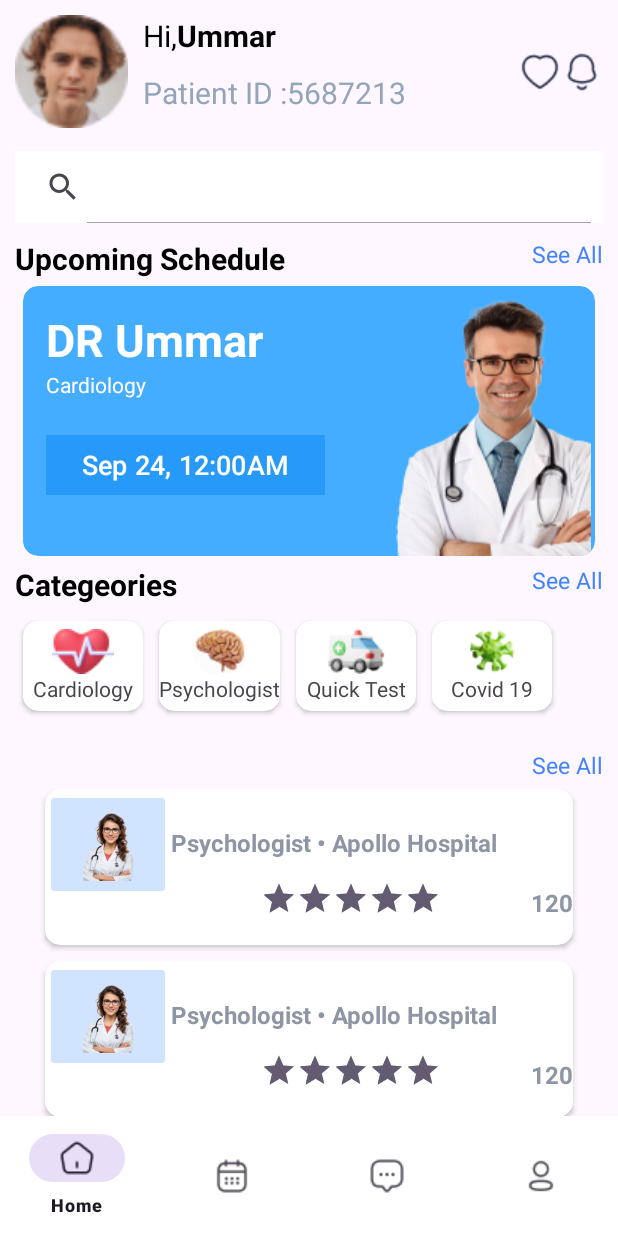
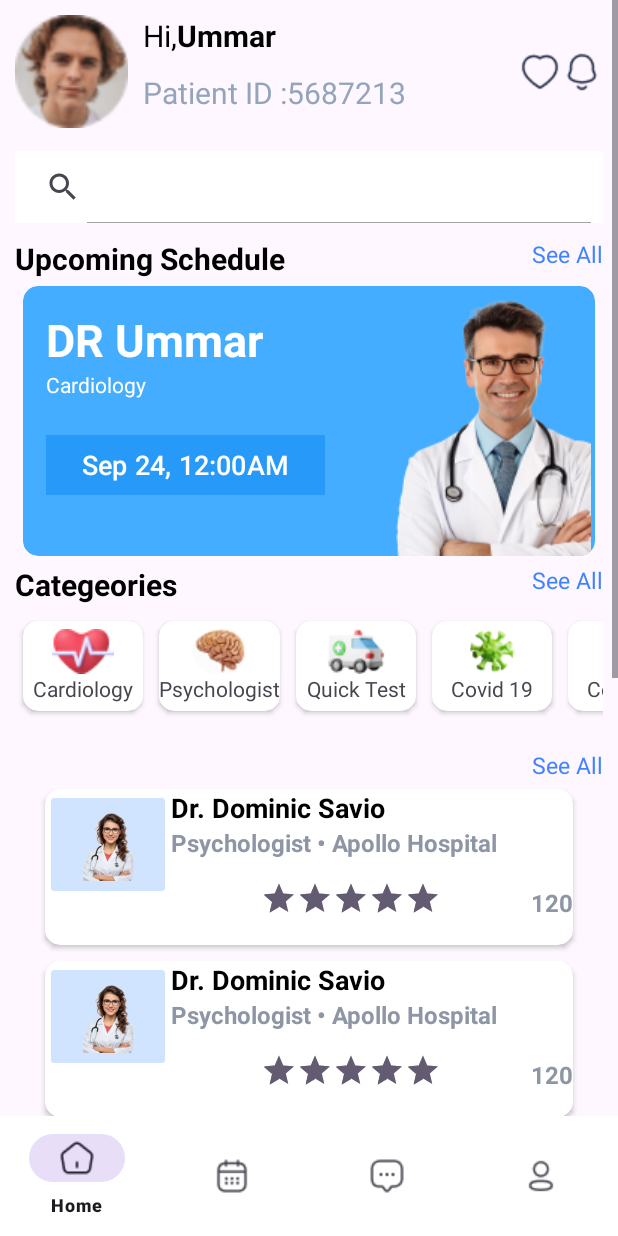
Before and after one commit to tajamularafath/Hello_DR_Kotlin_Android, an Android app: the BottomSheetFragment screen opened through its navigation route, on a phone screen of 412 x 824 dp. Run offline under Robolectric (Android 15) with nearby library versions, the phone set to English and light mode, and no system bars; our stand-ins replace sdp/ssp sizes; 2 statements that could not run were skipped.

Commit message:
Added Viewmodel in Root Model for Home Fragment

```diff
--- a/root/build.gradle.kts
+++ b/root/build.gradle.kts
@@ -54,4 +54,7 @@ dependencies {
 //    For Loading Images
     implementation("io.coil-kt:coil:2.4.0") // Use the latest version
 
+//    For ViewModel
+    implementation ("androidx.lifecycle:lifecycle-viewmodel-ktx:2.8.4")
+
 }
--- a/root/src/main/AndroidManifest.xml
+++ b/root/src/main/AndroidManifest.xml
@@ -1,4 +1,5 @@
 <?xml version="1.0" encoding="utf-8"?>
 <manifest xmlns:android="http://schemas.android.com/apk/res/android">
+    <uses-permission android:name="android.permission.INTERNET" />
 
 </manifest>
--- a/root/src/main/java/Adapter/HomeCardViewAdapter.kt
+++ b/root/src/main/java/Adapter/HomeCardViewAdapter.kt
@@ -9,7 +9,7 @@ import com.example.root.R
 import com.example.root.databinding.CardViewDesignBinding
 import model.CardView
 
-class HomeCardViewAdapter(private val cList: List<CardView>): RecyclerView.Adapter<HomeCardViewAdapter.ViewHolder>() {
+class HomeCardViewAdapter(private var cList: List<CardView>): RecyclerView.Adapter<HomeCardViewAdapter.ViewHolder>() {
 
 
     override fun onCreateViewHolder(parent: ViewGroup, viewType: Int): ViewHolder {
@@ -35,6 +35,11 @@ class HomeCardViewAdapter(private val cList: List<CardView>): RecyclerView.Adapt
         }
     }
 
+    fun updateData(newData: List<CardView>){
+        cList = newData
+        notifyDataSetChanged()
+    }
+
 
     class ViewHolder(val binding: CardViewDesignBinding): RecyclerView.ViewHolder(binding.root) {
 
--- a/root/src/main/java/Adapter/HomeCategeoryAdapter.kt
+++ b/root/src/main/java/Adapter/HomeCategeoryAdapter.kt
@@ -8,7 +8,7 @@ import com.example.root.R
 import com.example.root.databinding.CategeoryCardViewBinding
 import model.CatgeoryModel
 
-class HomeCategeoryAdapter(private val cList: List<CatgeoryModel>): RecyclerView.Adapter<HomeCategeoryAdapter.ViewHolder>() {
+class HomeCategeoryAdapter(private var cList: List<CatgeoryModel>): RecyclerView.Adapter<HomeCategeoryAdapter.ViewHolder>() {
 
     override fun onCreateViewHolder(parent: ViewGroup, viewType: Int): ViewHolder {
         val binding= CategeoryCardViewBinding
@@ -32,6 +32,10 @@ class HomeCategeoryAdapter(private val cList: List<CatgeoryModel>): RecyclerView
         }
 
     }
+    fun updateData(newData:List<CatgeoryModel>){
+        cList = newData
+        notifyDataSetChanged()
+    }
 
     class ViewHolder(val binding: CategeoryCardViewBinding): RecyclerView.ViewHolder(binding.root) {
 
--- a/root/src/main/java/Adapter/HomeDrListAdapter.kt
+++ b/root/src/main/java/Adapter/HomeDrListAdapter.kt
@@ -6,9 +6,10 @@ import androidx.recyclerview.widget.RecyclerView
 import coil.load
 import com.example.root.R
 import com.example.root.databinding.DrCardViewBinding
+import model.CardView
 import model.DrListModel
 
-class HomeDrListAdapter(val drListModel: List<DrListModel>): RecyclerView.Adapter<HomeDrListAdapter.ViewHolder>() {
+class HomeDrListAdapter(var drListModel: List<DrListModel>): RecyclerView.Adapter<HomeDrListAdapter.ViewHolder>() {
 
     override fun onCreateViewHolder(parent: ViewGroup, viewType: Int): ViewHolder {
         val binding = DrCardViewBinding
@@ -34,6 +35,11 @@ class HomeDrListAdapter(val drListModel: List<DrListModel>): RecyclerView.Adapte
         }
     }
 
+    fun updateData(newData: List<DrListModel>){
+        drListModel = newData
+        notifyDataSetChanged()
+    }
+
    class ViewHolder(val binding: DrCardViewBinding): RecyclerView.ViewHolder(binding.root) {
 
     }
--- a/root/src/main/java/Fragement/HomeFragment.kt
+++ /dev/null
@@ -1,86 +0,0 @@
-package Fragement
-
-import Adapter.HomeCardViewAdapter
-import Adapter.HomeCategeoryAdapter
-import Adapter.HomeDrListAdapter
-import android.os.Bundle
-import androidx.fragment.app.Fragment
-import android.view.LayoutInflater
-import android.view.View
-import android.view.ViewGroup
-import androidx.recyclerview.widget.LinearLayoutManager
-import com.example.root.R
-import com.example.root.databinding.FragmentBottomSheetBinding
-import com.example.root.databinding.FragmentHomeBinding
-import model.CardView
-import model.CatgeoryModel
-import model.DrListModel
-
-class HomeFragment : Fragment() {
-
-    lateinit var binding: FragmentHomeBinding
-
-    override fun onCreate(savedInstanceState: Bundle?) {
-        super.onCreate(savedInstanceState)
-    }
-
-    override fun onCreateView(
-        inflater: LayoutInflater, container: ViewGroup?,
-        savedInstanceState: Bundle?
-    ): View? {
-        // Inflate the layout for this fragment
-        binding = FragmentHomeBinding.inflate(inflater,container,false)
-        val view = binding.root
-        return view
-    }
-
-    override fun onViewCreated(view: View, savedInstanceState: Bundle?) {
-        super.onViewCreated(view, savedInstanceState)
-
-//        For Dr Avalibilty
-        val recyclerView = binding.recyclerView
-
-        val data = ArrayList<CardView>()
-
-        for(i in 1..5){
-            data.add(CardView(R.drawable.doctor, "DR Ummar", "Cardiology", "Sep 24, 12:00AM"))
-        }
-        val adapter = HomeCardViewAdapter(data)
-        recyclerView.adapter = adapter
-        adapter.notifyDataSetChanged()
-
-//        For Category
-        val cateRecyclerView = binding.rvCategeory
-        val cdata = ArrayList<CatgeoryModel>()
-        cdata.add(CatgeoryModel(R.drawable.cardiology, "Cardiology"))
-        cdata.add(CatgeoryModel(R.drawable.psychologist, "Psychologist"))
-        cdata.add(CatgeoryModel(R.drawable.quicktest, "Quick Test"))
-        cdata.add(CatgeoryModel(R.drawable.covid, "Covid 19"))
-
-        val cadapter = HomeCategeoryAdapter(cdata)
-        cateRecyclerView.adapter = cadapter
-        cadapter.notifyDataSetChanged()
-
-//    For DR List
-        val drListRecyclerView = binding.rvDr
-        val drListData = ArrayList<DrListModel>()
-
-        drListData.add(DrListModel(R.drawable.drf,"","Psychologist • Apollo Hospital","120"))
-        drListData.add(DrListModel(R.drawable.drf,"","Psychologist • Apollo Hospital","120"))
-        drListData.add(DrListModel(R.drawable.drf,"","Psychologist • Apollo Hospital","120"))
-        drListData.add(DrListModel(R.drawable.drf,"","Psychologist • Apollo Hospital","120"))
-        drListData.add(DrListModel(R.drawable.drf,"","Psychologist • Apollo Hospital","120"))
-        drListData.add(DrListModel(R.drawable.drf,"","Psychologist • Apollo Hospital","120"))
-        drListData.add(DrListModel(R.drawable.drf,"","Psychologist • Apollo Hospital","120"))
-
-        val drListAdapter = HomeDrListAdapter(drListData)
-        drListRecyclerView.adapter = drListAdapter
-        drListAdapter.notifyDataSetChanged()
-
-
-
-
-
-
-    }
-}
--- a/root/src/main/java/Fragement/BottomSheetFragment.kt
+++ b/root/src/main/java/Fragment/BottomSheetFragment.kt
@@ -1,4 +1,4 @@
-package Fragement
+package Fragment
 
 import android.os.Bundle
 import androidx.fragment.app.Fragment
--- a/root/src/main/java/Fragement/MessageFragment.kt
+++ b/root/src/main/java/Fragment/CalendarFragment.kt
@@ -1,4 +1,4 @@
-package Fragement
+package Fragment
 
 import android.os.Bundle
 import androidx.fragment.app.Fragment
@@ -7,8 +7,7 @@ import android.view.View
 import android.view.ViewGroup
 import com.example.root.R
 
-class MessageFragment : Fragment() {
-
+class CalendarFragment : Fragment() {
     override fun onCreate(savedInstanceState: Bundle?) {
         super.onCreate(savedInstanceState)
     }
@@ -18,8 +17,6 @@ class MessageFragment : Fragment() {
         savedInstanceState: Bundle?
     ): View? {
         // Inflate the layout for this fragment
-        return inflater.inflate(R.layout.fragment_message, container, false)
+        return inflater.inflate(R.layout.fragment_calendar, container, false)
     }
-
-
 }
--- /dev/null
+++ b/root/src/main/java/Fragment/HomeFragment.kt
@@ -0,0 +1,78 @@
+package Fragment
+
+import Adapter.HomeCardViewAdapter
+import Adapter.HomeCategeoryAdapter
+import Adapter.HomeDrListAdapter
+import Viewmodel.HomeViewModel
+import android.os.Bundle
+import androidx.fragment.app.Fragment
+import android.view.LayoutInflater
+import android.view.View
+import android.view.ViewGroup
+import androidx.lifecycle.ViewModelProvider
+import com.example.root.R
+import com.example.root.databinding.FragmentHomeBinding
+import model.CardView
+import model.CatgeoryModel
+import model.DrListModel
+
+class HomeFragment : Fragment() {
+
+    lateinit var binding: FragmentHomeBinding
+    lateinit var homeViewModel: HomeViewModel
+
+    override fun onCreate(savedInstanceState: Bundle?) {
+        super.onCreate(savedInstanceState)
+        // Initialize the ViewModel here
+        homeViewModel = ViewModelProvider(this).get(HomeViewModel::class.java)
+    }
+
+    override fun onCreateView(
+        inflater: LayoutInflater, container: ViewGroup?,
+        savedInstanceState: Bundle?
+    ): View? {
+        // Inflate the layout for this fragment
+        binding = FragmentHomeBinding.inflate(inflater,container,false)
+        val view = binding.root
+        return view
+    }
+
+    override fun onViewCreated(view: View, savedInstanceState: Bundle?) {
+        super.onViewCreated(view, savedInstanceState)
+
+//        For Dr Avalibilty
+        val recyclerView = binding.recyclerView
+        val adapter = HomeCardViewAdapter(emptyList())
+        recyclerView.adapter = adapter
+//        adapter.notifyDataSetChanged()
+
+        homeViewModel._cardData.observe(viewLifecycleOwner, {cdata ->
+            adapter.updateData(cdata)
+        })
+
+//        For Category
+        val cateRecyclerView = binding.rvCategeory
+        val cadapter = HomeCategeoryAdapter(emptyList())
+        cateRecyclerView.adapter = cadapter
+//        cadapter.notifyDataSetChanged()
+
+        homeViewModel._categeoryData.observe(viewLifecycleOwner,{ cdata ->
+            cadapter.updateData(cdata)
+        })
+
+//    For DR List
+        val drListRecyclerView = binding.rvDr
+        val drListAdapter = HomeDrListAdapter(emptyList())
+        drListRecyclerView.adapter = drListAdapter
+//        drListAdapter.notifyDataSetChanged()
+        homeViewModel._drListData.observe(viewLifecycleOwner, { drListData ->
+            drListAdapter.updateData(drListData)
+        })
+
+
+
+
+
+
+    }
+}
--- a/root/src/main/java/Fragement/CalendarFragment.kt
+++ b/root/src/main/java/Fragment/MessageFragment.kt
@@ -1,4 +1,4 @@
-package Fragement
+package Fragment
 
 import android.os.Bundle
 import androidx.fragment.app.Fragment
@@ -7,7 +7,8 @@ import android.view.View
 import android.view.ViewGroup
 import com.example.root.R
 
-class CalendarFragment : Fragment() {
+class MessageFragment : Fragment() {
+
     override fun onCreate(savedInstanceState: Bundle?) {
         super.onCreate(savedInstanceState)
     }
@@ -17,6 +18,8 @@ class CalendarFragment : Fragment() {
         savedInstanceState: Bundle?
     ): View? {
         // Inflate the layout for this fragment
-        return inflater.inflate(R.layout.fragment_calendar, container, false)
+        return inflater.inflate(R.layout.fragment_message, container, false)
     }
+
+
 }
--- a/root/src/main/java/Fragement/ProfileFragment.kt
+++ b/root/src/main/java/Fragment/ProfileFragment.kt
@@ -1,4 +1,4 @@
-package Fragement
+package Fragment
 
 import android.os.Bundle
 import androidx.fragment.app.Fragment
--- /dev/null
+++ b/root/src/main/java/Viewmodel/HomeViewModel.kt
@@ -0,0 +1,58 @@
+package Viewmodel
+
+import androidx.lifecycle.LiveData
+import androidx.lifecycle.MutableLiveData
+import androidx.lifecycle.ViewModel
+import com.example.root.R
+import model.CardView
+import model.CatgeoryModel
+import model.DrListModel
+
+class HomeViewModel: ViewModel() {
+
+    val _cardData = MutableLiveData<List<CardView>>().apply {
+        value = generateCardData()
+    }
+
+    val _categeoryData = MutableLiveData<List<CatgeoryModel>>().apply {
+        value = generateCategeoryData()
+    }
+
+    val _drListData = MutableLiveData<List<DrListModel>>().apply {
+        value = generateDrListData()
+    }
+
+    private fun generateDrListData(): List<DrListModel>? {
+        return listOf(
+            DrListModel(R.drawable.drf,"Dr. Dominic Savio","Psychologist • Apollo Hospital","120"),
+            DrListModel(R.drawable.drf,"Dr. Dominic Savio","Psychologist • Apollo Hospital","120"),
+            DrListModel(R.drawable.drf,"Dr. Dominic Savio","Psychologist • Apollo Hospital","120"),
+            DrListModel(R.drawable.drf,"Dr. Dominic Savio","Psychologist • Apollo Hospital","120"),
+            DrListModel(R.drawable.drf,"Dr. Dominic Savio","Psychologist • Apollo Hospital","120"),
+            DrListModel(R.drawable.drf,"Dr. Dominic Savio","Psychologist • Apollo Hospital","120"),
+        )
+
+    }
+
+    private fun generateCategeoryData(): List<CatgeoryModel> {
+        return listOf(
+            CatgeoryModel(R.drawable.cardiology,"Cardiology"),
+            CatgeoryModel(R.drawable.psychologist,"Psychologist"),
+            CatgeoryModel(R.drawable.quicktest,"Quick Test"),
+            CatgeoryModel(R.drawable.covid, "Covid 19"),
+            CatgeoryModel(R.drawable.covid, "Covid 19")
+        )
+
+    }
+
+    private fun generateCardData(): List<CardView> {
+
+        val data = ArrayList<CardView>()
+        for (i in 1..5){
+            data.add(CardView(R.drawable.doctor,"DR Ummar","Cardiology","Sep 24, 12:00AM"))
+        }
+        return data
+    }
+
+
+}
--- a/root/src/main/res/layout/fragment_bottom_sheet.xml
+++ b/root/src/main/res/layout/fragment_bottom_sheet.xml
@@ -3,24 +3,23 @@
     xmlns:tools="http://schemas.android.com/tools"
     android:layout_width="match_parent"
     android:layout_height="match_parent"
-    tools:context="Fragement.BottomSheetFragment">
+    tools:context="Fragment.BottomSheetFragment">
 
     <androidx.fragment.app.FragmentContainerView
         android:id="@+id/root_host_fragment"
         android:layout_width="match_parent"
-        android:layout_height="match_parent"
+        android:layout_height="0dp"
         app:layout_constraintBottom_toTopOf="@id/bottomNav"
         app:layout_constraintEnd_toEndOf="parent"
         app:layout_constraintStart_toStartOf="parent"
+        app:layout_constraintTop_toTopOf="parent"
         app:navGraph="@navigation/nav_graph" />
 
     <com.google.android.material.bottomnavigation.BottomNavigationView
         android:id="@+id/bottomNav"
-        android:layout_width="wrap_content"
+        android:layout_width="match_parent"
         android:layout_height="wrap_content"
-        android:layout_alignParentBottom="true"
         android:background="@color/white"
-        android:scrollIndicators="left"
         app:layout_constraintBottom_toBottomOf="parent"
         app:layout_constraintEnd_toEndOf="parent"
         app:layout_constraintStart_toStartOf="parent"
--- a/root/src/main/res/layout/fragment_calendar.xml
+++ b/root/src/main/res/layout/fragment_calendar.xml
@@ -2,7 +2,7 @@
     xmlns:tools="http://schemas.android.com/tools"
     android:layout_width="match_parent"
     android:layout_height="match_parent"
-    tools:context="Fragement.CalendarFragment">
+    tools:context="Fragment.CalendarFragment">
 
     <TextView
         android:layout_width="match_parent"
--- a/root/src/main/res/layout/fragment_home.xml
+++ b/root/src/main/res/layout/fragment_home.xml
@@ -3,7 +3,17 @@
     xmlns:tools="http://schemas.android.com/tools"
     android:layout_width="match_parent"
     android:layout_height="match_parent"
-    tools:context="Fragement.HomeFragment">
+    tools:context="Fragment.HomeFragment">
+
+
+
+    <ScrollView
+        android:layout_width="match_parent"
+        android:layout_height="match_parent" >
+
+        <androidx.constraintlayout.widget.ConstraintLayout
+            android:layout_width="match_parent"
+            android:layout_height="wrap_content">
 
             <androidx.constraintlayout.widget.Guideline
                 android:id="@+id/gl_Start"
@@ -32,7 +42,6 @@
                 android:layout_height="wrap_content"
                 android:orientation="horizontal"
                 app:layout_constraintGuide_end="16dp" />
-
     <androidx.constraintlayout.utils.widget.ImageFilterView
         android:id="@+id/iv_profile"
         android:layout_width="75dp"
@@ -196,17 +205,26 @@
         android:textSize="15sp"
         app:layout_constraintEnd_toEndOf="@id/gl_End"
         app:layout_constraintTop_toBottomOf="@+id/rv_categeory" />
+<!--    <ScrollView-->
+<!--        android:id="@+id/scrollView"-->
+<!--        android:layout_width="match_parent"-->
+<!--        android:layout_height="match_parent"-->
+<!--        app:layout_constraintEnd_toEndOf="@id/gl_Start"-->
+<!--        app:layout_constraintStart_toStartOf="@id/gl_End"-->
+<!--        app:layout_constraintTop_toBottomOf="@id/tv_drseeAll">-->
 
     <androidx.recyclerview.widget.RecyclerView
         android:id="@+id/rv_dr"
         android:layout_width="wrap_content"
-        android:layout_height="0dp"
+        android:layout_height="wrap_content"
         app:layoutManager="androidx.recyclerview.widget.LinearLayoutManager"
         android:orientation="vertical"
+        tools:itemCount="4"
         app:layout_constraintEnd_toEndOf="@id/gl_End"
         app:layout_constraintStart_toStartOf="@id/gl_Start"
         app:layout_constraintTop_toBottomOf="@id/tv_drseeAll"
         app:layout_constraintBottom_toBottomOf="@id/gl_Bottom"
         tools:listitem="@layout/dr_card_view" />
-
         </androidx.constraintlayout.widget.ConstraintLayout>
+    </ScrollView>
+</androidx.constraintlayout.widget.ConstraintLayout>
--- a/root/src/main/res/layout/fragment_message.xml
+++ b/root/src/main/res/layout/fragment_message.xml
@@ -2,7 +2,7 @@
     xmlns:tools="http://schemas.android.com/tools"
     android:layout_width="match_parent"
     android:layout_height="match_parent"
-    tools:context="Fragement.MessageFragment">
+    tools:context="Fragment.MessageFragment">
 
     <!-- TODO: Update blank fragment layout -->
     <TextView
--- a/root/src/main/res/layout/fragment_profile.xml
+++ b/root/src/main/res/layout/fragment_profile.xml
@@ -2,7 +2,7 @@
     xmlns:tools="http://schemas.android.com/tools"
     android:layout_width="match_parent"
     android:layout_height="match_parent"
-    tools:context="Fragement.ProfileFragment">
+    tools:context="Fragment.ProfileFragment">
 
     <!-- TODO: Update blank fragment layout -->
     <TextView
--- a/root/src/main/res/navigation/nav_graph.xml
+++ b/root/src/main/res/navigation/nav_graph.xml
@@ -7,27 +7,27 @@
 
     <fragment
         android:id="@+id/homeFragment"
-        android:name="Fragement.HomeFragment"
+        android:name="Fragment.HomeFragment"
         android:label="fragment_home"
         tools:layout="@layout/fragment_home" />
     <fragment
         android:id="@+id/calendarFragment"
-        android:name="Fragement.CalendarFragment"
+        android:name="Fragment.CalendarFragment"
         android:label="fragment_calendar"
         tools:layout="@layout/fragment_calendar" />
     <fragment
         android:id="@+id/profileFragment"
-        android:name="Fragement.ProfileFragment"
+        android:name="Fragment.ProfileFragment"
         android:label="fragment_profile"
         tools:layout="@layout/fragment_profile" />
     <fragment
         android:id="@+id/messageFragment"
-        android:name="Fragement.MessageFragment"
+        android:name="Fragment.MessageFragment"
         android:label="fragment_message"
         tools:layout="@layout/fragment_message" />
     <fragment
         android:id="@+id/bottomSheetFragment"
-        android:name="Fragement.BottomSheetFragment"
+        android:name="Fragment.BottomSheetFragment"
         android:label="fragment_bottom_sheet"
         tools:layout="@layout/fragment_bottom_sheet" >
         <action
```
Lines whose indentation alone changed are shown as unchanged.
